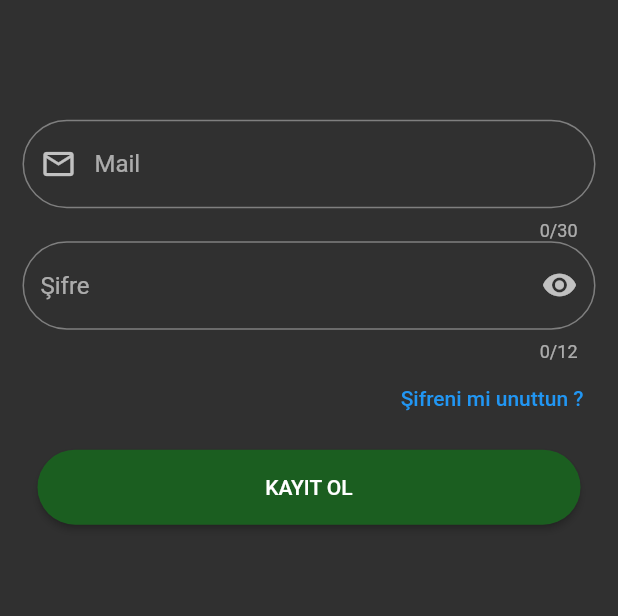
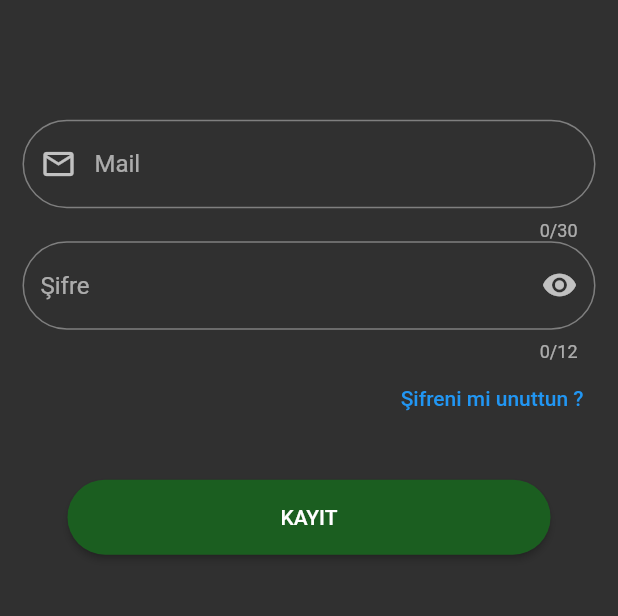
Before and after one commit to dilberates/bisiklet_mobil, a Flutter app: the screen it shows after launch, after a tap on "Zaten bir hesabınız var mı ?", on a phone screen of 412 x 824 dp, the part 315-931 px from its top. Run offline on Flutter 3.47's test engine with Material 2 defaults, Android fonts, the phone set to English and light mode, and no system bars; our stand-ins replace email_validator, mask_text_input_formatter, motion_tab_bar.

Commit message:
Update
Login kısmı bitti.

```diff
--- a/bisiklet_mobil/lib/Constants/languageItem.dart
+++ b/bisiklet_mobil/lib/Constants/languageItem.dart
@@ -12,7 +12,7 @@ class LanguageItem{
   static const String checkEmail="Lütfen geçerli bir e posta adresi giriniz !";
   static const String checkPhone="Lütfen geçerli bir telefon numarası giriniz !";
   static const String checkEmpty="Zorunlu(*) alanlar boş bırakılmamalı !";
-  static const String regBtnTxt="KAYIT OL";
+  static const String regBtnTxt="KAYIT";
   static const String logBtnTxt="GİRİŞ";
   static const String snackBarTxt="TAMAM";
   static const String forgotPassword="Şifreni mi unuttun ?";
--- a/bisiklet_mobil/lib/Pages/logPage.dart
+++ b/bisiklet_mobil/lib/Pages/logPage.dart
@@ -1,4 +1,5 @@
 import 'package:bisiklet_mobil/Constants/languageItem.dart';
+import 'package:bisiklet_mobil/Pages/mainPage.dart';
 import 'package:bisiklet_mobil/Pages/regPage.dart';
 import 'package:flutter/material.dart';
 
@@ -42,11 +43,12 @@ class _LogPageState extends State<LogPage> {
             ),
               _buildSpacer(),
              Container(
-                margin: EdgeInsets.all(10),
-                width: 300,
+                margin: EdgeInsets.all(30),
                 height: 50,
                 child: ElevatedButton(
                     onPressed:(){
+                         Navigator.of(context).push(MaterialPageRoute(builder: (context) =>
+                         MainPage()));
                       },
                     child: Text(LanguageItem.regBtnTxt)
                 ),
--- /dev/null
+++ b/bisiklet_mobil/lib/Pages/mainPage.dart
@@ -0,0 +1,21 @@
+import 'package:bisiklet_mobil/Pages/motionTabBarPage.dart';
+import 'package:flutter/material.dart';
+import 'package:motion_tab_bar/motiontabbar.dart';
+
+class MainPage extends StatefulWidget {
+  const MainPage({Key? key}) : super(key: key);
+
+  @override
+  State<MainPage> createState() => _MainPageState();
+}
+
+class _MainPageState extends State<MainPage> {
+  @override
+  Widget build(BuildContext context) {
+    return const MaterialApp(
+      debugShowCheckedModeBanner: false,
+      home: MotionTabBarPage(),
+
+    );
+  }
+}
--- a/bisiklet_mobil/lib/Pages/regPage.dart
+++ b/bisiklet_mobil/lib/Pages/regPage.dart
@@ -65,8 +65,7 @@ class _RegPageState extends State<RegPage> {
                           ),
                           _buildSpacer(),
                           Container(
-                              margin: EdgeInsets.all(10),
-                              width: 300,
+                              margin: EdgeInsets.all(30),
                               height: 50,
                               child: ElevatedButton(
                                     onPressed:(){
--- a/bisiklet_mobil/pubspec.yaml
+++ b/bisiklet_mobil/pubspec.yaml
@@ -36,6 +36,7 @@ dependencies:
   cupertino_icons: ^1.0.2
   email_validator: ^2.1.17
   mask_text_input_formatter: ^2.4.0
+  motion_tab_bar: ^0.1.5
 
 dev_dependencies:
   flutter_test:
```
Also changed, not shown: bisiklet_mobil/lib/Pages/motionTabBarPage.dart (added, +9 -0 lines), bisiklet_mobil/pubspec.lock.
